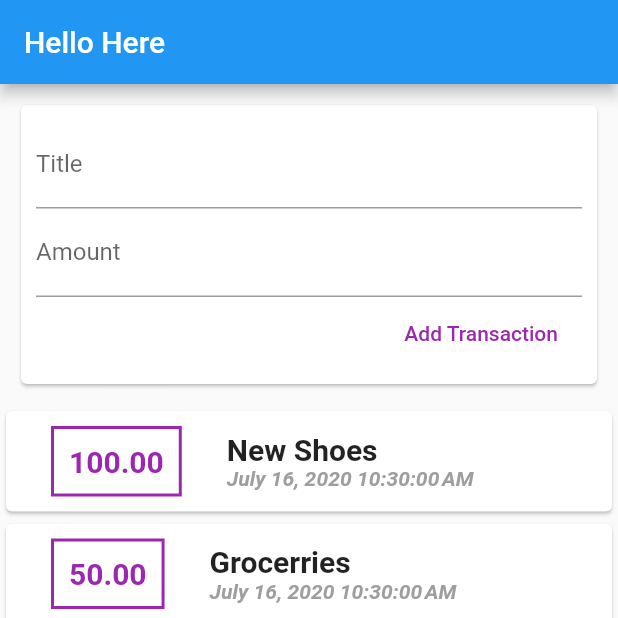
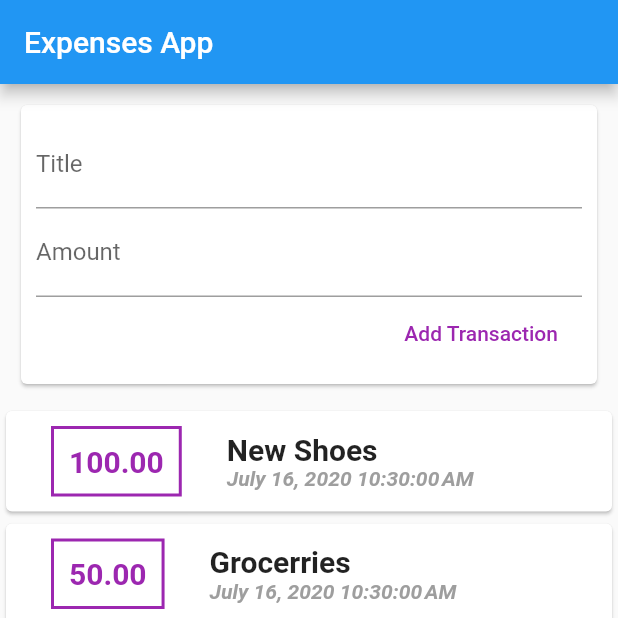
Before and after one commit to mali30/expenses-app, a Flutter app: the screen it shows after launch, on a phone screen of 412 x 824 dp, the top half of it. Run offline on Flutter 3.47's test engine with Material 2 defaults, Android fonts, the phone set to English and light mode, and no system bars.

Commit message:
using listview again to display data

```diff
--- a/lib/main.dart
+++ b/lib/main.dart
@@ -10,9 +10,10 @@ class MyHomePage extends StatelessWidget {
   Widget build(BuildContext context) {
     return MaterialApp(
         home: new Scaffold(
-            appBar: AppBar(title: Text("Hello Here")),
-            body: SingleChildScrollView(
-                          child: Column(
+            appBar: AppBar(title: Text("Expenses App")),
+            body: ListView(
+              children:<Widget>[
+                 Column(
                 // most important when using columns and rows
                 // mainAxisAlignment: MainAxisAlignment.spaceAround,
                 crossAxisAlignment: CrossAxisAlignment.stretch,
@@ -20,6 +21,9 @@ class MyHomePage extends StatelessWidget {
                   UserTransactions()
                 ],
               ),
-            )));
+              ],
+              )
+            )
+          );
   }
 }
```
